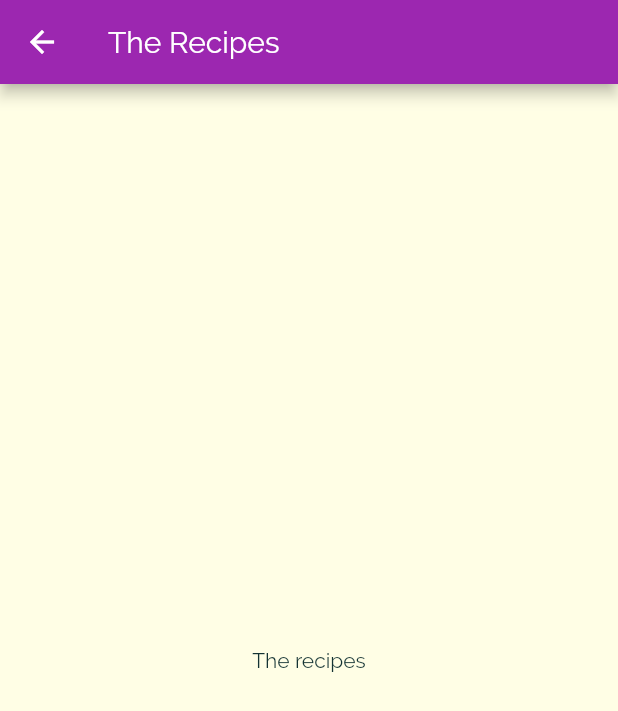
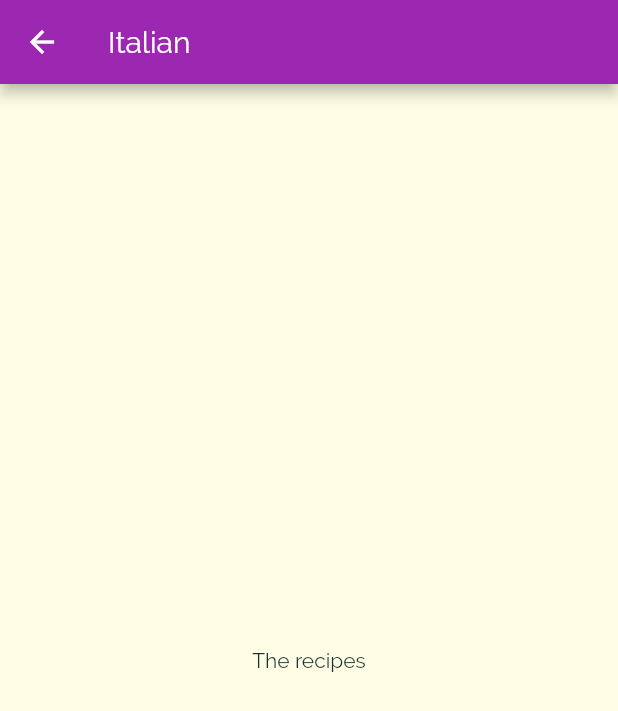
Before and after one commit to RadiRS/ft-meals-apps, a Flutter app: the screen it shows after launch, after a tap on "Italian", on a phone screen of 412 x 824 dp. Shown: the top 711 px of the screen. Run offline on Flutter 3.47's test engine with Material 2 defaults, Android fonts, the phone set to English and light mode, and no system bars.

```diff
--- a/lib/categories_screen.dart
+++ b/lib/categories_screen.dart
@@ -22,6 +22,7 @@ class CategoriesScreen extends StatelessWidget {
         children: DUMMY_CATEGORIES
             .map(
               (e) => CategoryItem(
+                id: e.id,
                 title: e.title,
                 color: e.color,
               ),
--- a/lib/category_meals_screen.dart
+++ b/lib/category_meals_screen.dart
@@ -1,13 +1,20 @@
 import 'package:flutter/material.dart';
 
 class CategoryMealsScreen extends StatelessWidget {
-  const CategoryMealsScreen({Key key}) : super(key: key);
+  final String id;
+  final String title;
+
+  const CategoryMealsScreen({
+    Key key,
+    this.id,
+    this.title,
+  }) : super(key: key);
 
   @override
   Widget build(BuildContext context) {
     return Scaffold(
       appBar: AppBar(
-        title: Text('The Recipes'),
+        title: Text(title),
       ),
       body: Center(
         child: Text('The recipes'),
```
Also changed, not shown: lib/category_item.dart (+11 -2 lines).
